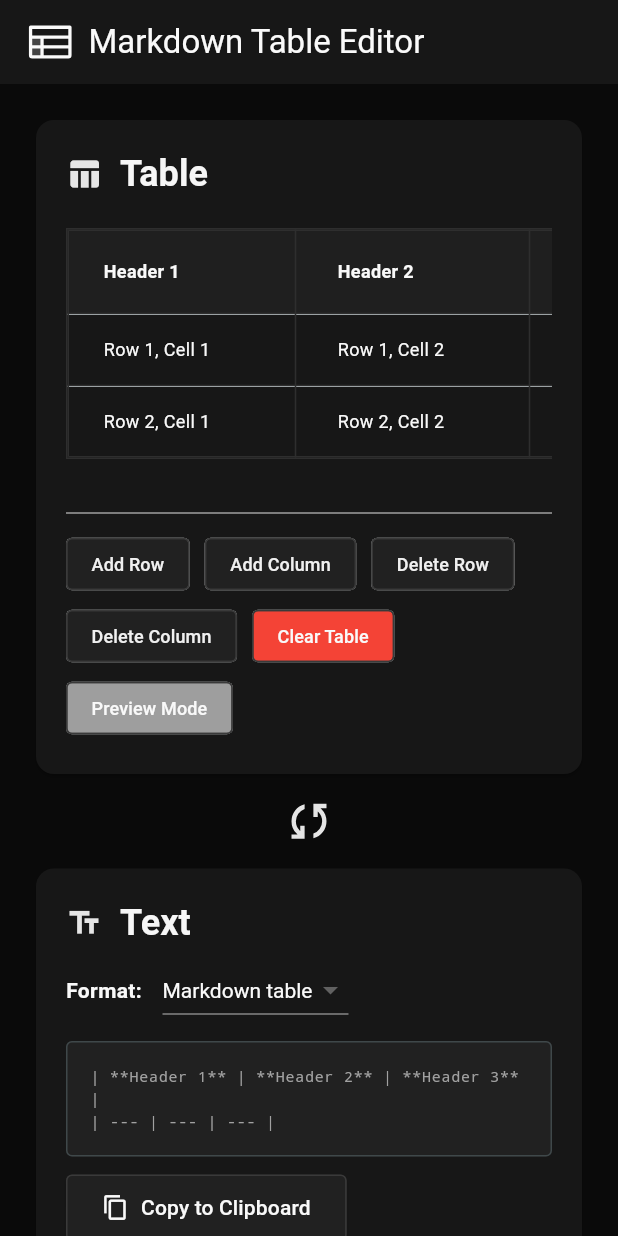
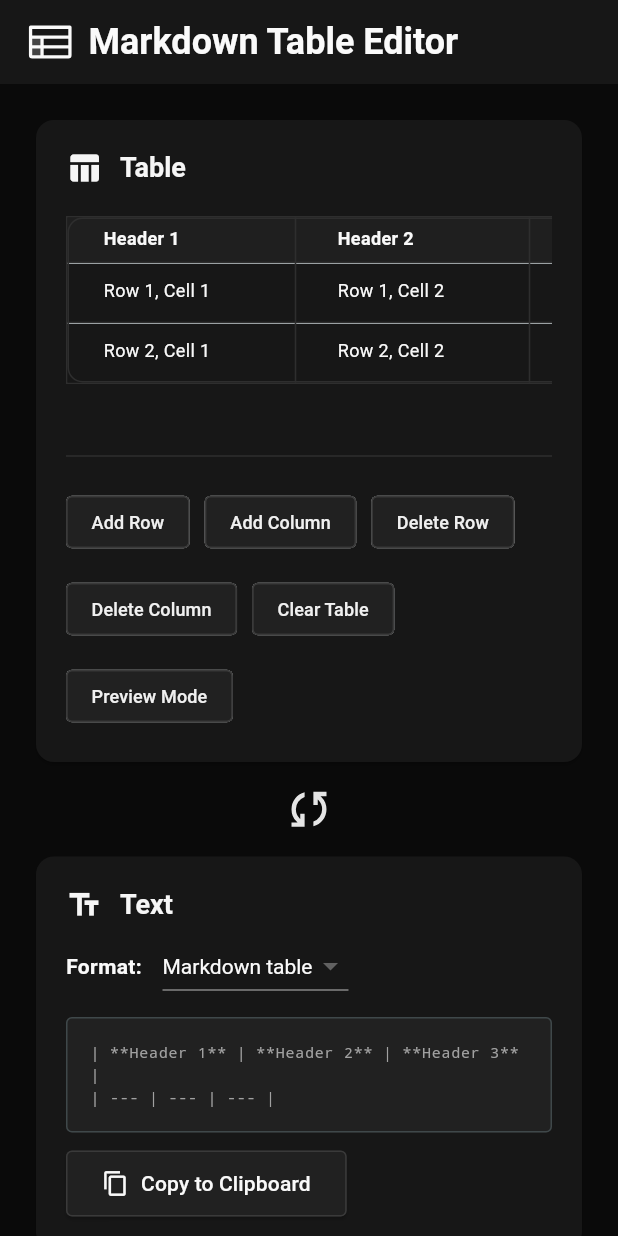
Before and after one commit to philfung/markdown-table-editor, a Flutter app: the screen it shows after launch, on a phone screen of 412 x 824 dp. Run offline on Flutter 3.47's test engine with Material 3 defaults, Android fonts, the phone set to English and light mode, and no system bars; drawn by our look-alikes of flutter_markdown; our stand-ins replace flutter_svg.

Commit message:
many color and size changes

```diff
--- a/lib/main.dart
+++ b/lib/main.dart
@@ -21,6 +21,7 @@ const Color buttonTextColor = Color(0xFFF0F0F0);
 const Color cardBackgroundColor = Color(0xFF171717);
 const Color cardBorderColor = Color(0xFF2E2E2E);
 const Color cardTitleTextColor = Color(0xFFF6F6F6);
+const Color dividerColor = Color(0xFF2E2E2E);
 const Color dropdownBackgroundColor = Color(0xFF212121);
 const Color dropdownBorderColor = Color(0xFF434343);
 const Color dropdownTextColor = Color(0xFFFAFAFA);
@@ -28,7 +29,7 @@ const Color headerBackgroundColor = Color(0xFF1F1F1F);
 const Color headerTextColor = Color(0xFFFAFAFA);
 const Color placeholderTextColor = Color(0xFFA1A1A1);
 const Color tableBorderColor = Color(0xFF2E2E2E);
-const Color tableHeaderCellBackgroundColor = Color(0xFF1F1F1F);
+const Color tableHeadingBackgroundColor = Color(0xFF1F1F1F);
 const Color tableHeaderTextColor = Color(0xFFFAFAFA);
 const Color tableNormalCellBackgroundColor = Color(0xFF171717);
 const Color tableTextColor = Color(0xFFF9F9F9);
@@ -38,14 +39,23 @@ const Color textAreaTextColor = Color(0xFFA1A1A1);
 
 // Constants for dimensions
 const double actionChipFontSize = 12.0;
+const double appTitleFontSize = 24.0;
 const double buttonBorderRadius = 4.0;
+const double cardPadding = 20.0;
+const double cardTitleFontSize = 18.0;
+const double cardTitleIconSize = 24.0;
 const int initialHeaders = 3;
 const int snackbarDurationSeconds = 2;
 const double syncIconSize = 35.0;
+const double tableBorderRadius = 10.0;
 const double tableCellFontSize = 12.0;
-const double tableCellPadding = 4.0;
+const double tableCellPadding = 0.0;
+const double tableCellHeight = 20.0;
 const double tableCellWidth = 100.0;
-const double tableHeight = 160.0;
+const double tableDataRowMinHeight = 10.0;
+const double tableDataRowMaxHeight = 40.0;
+const double tableHeadingRowHeight = 30.0;
+const double tableHeight = 120.0;
 const double tableIconSize = 35.0;
 const double textAreaFontSize = 10.0;
 const int textAreaHeight = 3;
@@ -61,6 +71,22 @@ void main() {
   runApp(const TableEditorApp());
 }
 
+class TableEditorActionChip extends ActionChip {
+  TableEditorActionChip({
+    super.key,
+    required String label,
+    required VoidCallback onPressed,
+  }) : super(
+          label: Text(label, style: TextStyle(fontSize: actionChipFontSize, color: buttonTextColor)),
+          onPressed: onPressed,
+          backgroundColor: buttonBackgroundColor,
+          side: BorderSide(color: buttonBorderColor),
+          shape: RoundedRectangleBorder(
+            borderRadius: BorderRadius.circular(buttonBorderRadius),
+          ),
+        );
+}
+
 class TableEditorApp extends StatelessWidget {
   const TableEditorApp({super.key});
 
@@ -73,7 +99,7 @@ class TableEditorApp extends StatelessWidget {
         useMaterial3: true,
         scaffoldBackgroundColor: backgroundColor,
         cardColor: cardBackgroundColor,
-        dividerColor: cardBorderColor,
+        dividerColor: dividerColor,
         textTheme: const TextTheme(
           headlineSmall: TextStyle(color: cardTitleTextColor),
           bodyMedium: TextStyle(color: tableTextColor),
@@ -94,7 +120,7 @@ class TableEditorApp extends StatelessWidget {
           ),
         ),
         dataTableTheme: DataTableThemeData(
-          headingRowColor: MaterialStateProperty.all(tableHeaderCellBackgroundColor),
+          headingRowColor: MaterialStateProperty.all(tableHeadingBackgroundColor),
           dataRowColor: MaterialStateProperty.all(tableNormalCellBackgroundColor),
           headingTextStyle: TextStyle(color: tableHeaderTextColor),
           dataTextStyle: TextStyle(color: tableTextColor),
@@ -211,7 +237,7 @@ class _TableEditorPageState extends State<TableEditorPage> {
                   ),
                 ),
               const SizedBox(width: 8),
-              const Text(appTitle, style: TextStyle(color: appBarTextColor)),
+              const Text(appTitle, style: TextStyle(color: appBarTextColor, fontWeight: FontWeight.bold, fontSize: appTitleFontSize)),
             ],
           ),
         ),
@@ -253,19 +279,20 @@ class _TableEditorPageState extends State<TableEditorPage> {
     return Card(
       color: cardBackgroundColor,
       child: Padding(
-        padding: const EdgeInsets.all(20),
+        padding: const EdgeInsets.all(cardPadding),
         child: Column(
           crossAxisAlignment: CrossAxisAlignment.start,
           children: [
             Row(
               children: [
-                Icon(Icons.table_chart, color: buttonHighlightedBackgroundColor),
+                Icon(Icons.table_chart, color: cardTitleTextColor, size: cardTitleIconSize),
                 const SizedBox(width: 12),
                 Text(
                   'Table',
                 style: Theme.of(context).textTheme.headlineSmall?.copyWith(
                   color: cardTitleTextColor,
                   fontWeight: FontWeight.bold,
+                  fontSize: cardTitleFontSize
                 ),
                 ),
               ],
@@ -284,19 +311,20 @@ class _TableEditorPageState extends State<TableEditorPage> {
     return Card(
       color: cardBackgroundColor,
       child: Padding(
-        padding: const EdgeInsets.all(20),
+        padding: const EdgeInsets.all(cardPadding),
         child: Column(
           crossAxisAlignment: CrossAxisAlignment.start,
           children: [
             Row(
               children: [
-                Icon(Icons.text_fields, color: buttonHighlightedBackgroundColor),
+                Icon(Icons.text_fields, color: cardTitleTextColor, size: cardTitleIconSize),
                 const SizedBox(width: 12),
                 Text(
                   'Text',
                   style: Theme.of(context).textTheme.headlineSmall?.copyWith(
                     color: cardTitleTextColor,
                     fontWeight: FontWeight.bold,
+                    fontSize: cardTitleFontSize
                   ),
                 ),
               ],
@@ -382,6 +410,7 @@ class _TableEditorPageState extends State<TableEditorPage> {
 
     return SizedBox(
       height: tableHeight, // Set a reasonable maximum height for the table
+
       child: ClipRect(
         child: SingleChildScrollView(
           controller: _verticalScrollController,
@@ -389,7 +418,11 @@ class _TableEditorPageState extends State<TableEditorPage> {
             controller: _horizontalScrollController,
             scrollDirection: Axis.horizontal,
             child: DataTable(
-              border: TableBorder.all(color: tableBorderColor),
+              headingRowHeight: tableHeadingRowHeight,
+              dataRowMinHeight: tableDataRowMinHeight,
+              dataRowMaxHeight: tableDataRowMaxHeight,
+              headingRowColor: MaterialStateProperty.all(tableHeadingBackgroundColor),
+              border: TableBorder.all(color: tableBorderColor, borderRadius: BorderRadius.circular(tableBorderRadius)),
               columns: List.generate(
                 tableData[0].length,
                 (index) => DataColumn(
@@ -407,6 +440,7 @@ class _TableEditorPageState extends State<TableEditorPage> {
                     },
 child: SizedBox(
   width: tableCellWidth,
+  height: tableCellHeight,
   child: isPreviewMode
       ? MarkdownBody(
           data: tableData[0][index],
@@ -455,6 +489,7 @@ child: SizedBox(
                           },
                           child: SizedBox(
                             width: tableCellWidth,
+                            height: tableCellHeight,
                             child: isPreviewMode
                                 ? MarkdownBody(
                                     data: tableData[actualRowIndex][colIndex],
@@ -499,79 +534,27 @@ child: SizedBox(
     );
   }
 
+
   Widget _buildTableControls() {
     return Column(
       crossAxisAlignment: CrossAxisAlignment.start,
       children: [
-        const Divider(height: 20, thickness: 1, color: Colors.grey),
+        const Divider(height: 40, thickness: 1, color: dividerColor),
         Wrap(
           alignment: WrapAlignment.start,
           spacing: 10,
+          runSpacing: 10,
           children: [
-            ActionChip(
-              label: const Text('Add Row', style: TextStyle(fontSize: actionChipFontSize, color: buttonTextColor)),
-              onPressed: _addRow,
-              backgroundColor: buttonBackgroundColor,
-              shape: RoundedRectangleBorder(
-                borderRadius: BorderRadius.circular(buttonBorderRadius),
-                side: BorderSide(color: buttonBorderColor),
-              ),
-
-            ),
-            ActionChip(
-              label: const Text('Add Column', style: TextStyle(fontSize: actionChipFontSize, color: buttonTextColor)),
-              onPressed: _addColumn,
-              backgroundColor: buttonBackgroundColor,
-              shape: RoundedRectangleBorder(
-                borderRadius: BorderRadius.circular(buttonBorderRadius),
-                side: BorderSide(color: buttonBorderColor),
-              ),
-
-            ),
-            ActionChip(
-              label: const Text('Delete Row', style: TextStyle(fontSize: actionChipFontSize, color: buttonTextColor)),
-              onPressed: _deleteRow,
-              backgroundColor: buttonBackgroundColor,
-              shape: RoundedRectangleBorder(
-                borderRadius: BorderRadius.circular(buttonBorderRadius),
-                side: BorderSide(color: buttonBorderColor),
-              ),
-
-            ),
-            ActionChip(
-              label: const Text('Delete Column', style: TextStyle(fontSize: actionChipFontSize, color: buttonTextColor)),
-              onPressed: _deleteColumn,
-              backgroundColor: buttonBackgroundColor,
-                shape: RoundedRectangleBorder(
-                borderRadius: BorderRadius.circular(buttonBorderRadius),
-                side: BorderSide(color: buttonBorderColor),
-              ),
-
-            ),
-            ActionChip(
-              label: const Text('Clear Table', style: TextStyle(fontSize: actionChipFontSize)),
-              backgroundColor: Colors.red,
-              labelStyle: const TextStyle(color: tableTextColor, fontSize: actionChipFontSize),
-              onPressed: _clearTable,
-              shape: RoundedRectangleBorder(
-                borderRadius: BorderRadius.circular(buttonBorderRadius),
-                side: BorderSide(color: buttonBorderColor),
-              ),
-            ),
-            ActionChip(
-              label: Text(isPreviewMode ? 'Preview Mode' : 'Edit Mode', style: TextStyle(fontSize: actionChipFontSize)),
-              backgroundColor: isPreviewMode ? Colors.grey : buttonHighlightedBackgroundColor,
-              labelStyle: const TextStyle(color: tableTextColor, fontSize: actionChipFontSize),
-              onPressed: () {
-                setState(() {
-                  isPreviewMode = !isPreviewMode;
-                });
-              },
-              shape: RoundedRectangleBorder(
-                borderRadius: BorderRadius.circular(buttonBorderRadius),
-                side: BorderSide(color: buttonBorderColor),
-              ),
-            ),
+            TableEditorActionChip(label: 'Add Row', onPressed: _addRow),
+            TableEditorActionChip(label: 'Add Column', onPressed: _addColumn),
+            TableEditorActionChip(label: 'Delete Row', onPressed: _deleteRow),
+            TableEditorActionChip(label: 'Delete Column', onPressed: _deleteColumn),
+            TableEditorActionChip(label: 'Clear Table', onPressed: _clearTable),
+            TableEditorActionChip(label: 'Preview Mode', onPressed: () {
+              setState(() {
+                isPreviewMode = !isPreviewMode;
+              });
+            }),
           ],
         ),
       ],
```
